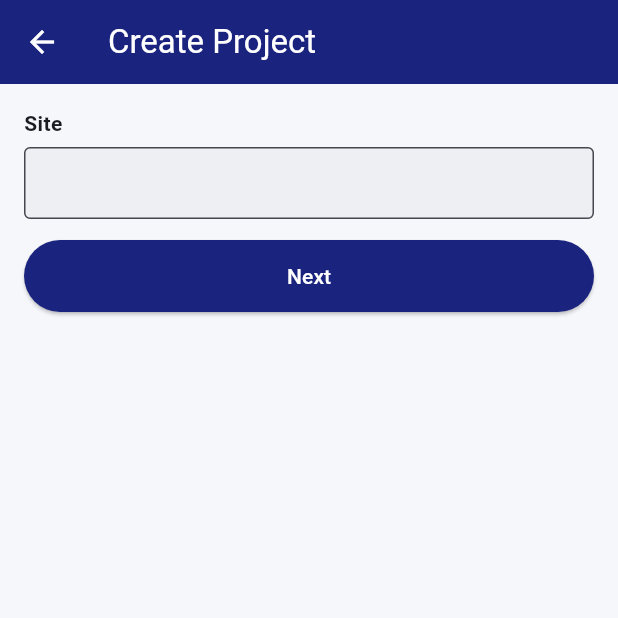
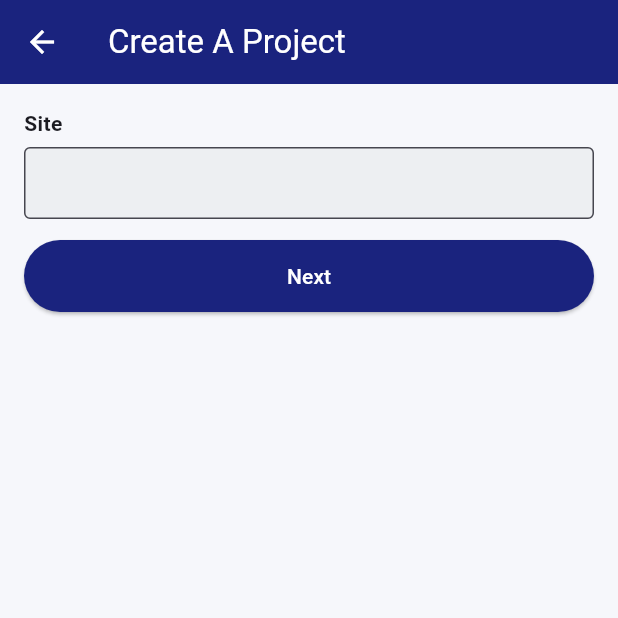
Before and after one commit to WanyayWan/rak_testing, a Flutter app: the screen it shows after launch, after a tap on "CREATE", on a phone screen of 412 x 824 dp, the top half of it. Run offline on Flutter 3.47's test engine with Material 3 defaults, Android fonts, the phone set to English and light mode, and no system bars; our stand-ins replace image_picker, pdf.

Commit message:
need to touch up

```diff
--- a/prototype/lib/pages/create_page.dart
+++ b/prototype/lib/pages/create_page.dart
@@ -211,7 +211,7 @@ class _CreatePageState extends State<CreatePage> {
 
     return Scaffold(
       appBar: AppBar(
-        title: const Text('Create Project'),
+        title: const Text('Create A Project'),
         backgroundColor: const Color(0xFF1A237E),
         foregroundColor: Colors.white,
       ),
--- a/prototype/lib/pages/home_page.dart
+++ b/prototype/lib/pages/home_page.dart
@@ -7,86 +7,79 @@ import 'package:prototype/pages/edit_delete_page.dart';
 import 'dart:io' show Platform;
 import 'package:flutter/services.dart';
 
-import '../responsive.dart'; // ✅ added for tablet detection
 
-class HomePage extends StatelessWidget {
-  static const route = '/home';
+class HomePage extends StatelessWidget {    // stateless widget as no state to manage
+  static const route = '/home'; // route name for navigation
   const HomePage({super.key});
 
   @override
   Widget build(BuildContext context) {
-    final bool tablet = isTablet(context);
-
     return Scaffold(
       body: Container(
-        decoration: const BoxDecoration(),
+    decoration: const BoxDecoration(
+          /*     image: DecorationImage(
+            image: AssetImage('assets/images/RAK_logo.png'),
+            fit: BoxFit.cover,
+          ), */
+        ),
         child: SafeArea(
-          child: Center(
-            child: ConstrainedBox(
-              constraints: BoxConstraints(
-                maxWidth: tablet ? 600 : double.infinity, // ⭐ center on tablet
-              ),
           child: Padding(
-                padding: EdgeInsets.symmetric(
-                  horizontal: tablet ? 32 : 24,
-                  vertical: tablet ? 24 : 16,
-                ),
+            padding: const EdgeInsets.symmetric(horizontal: 24, vertical: 16),
             child: Column(
               crossAxisAlignment: CrossAxisAlignment.center,
               children: [
-                    // ----- Logo Box -----
+                // Logo box
                 Container(
-                      padding: EdgeInsets.all(tablet ? 20 : 12),
+                  padding: const EdgeInsets.all(12),
                   decoration: BoxDecoration(
                     color: Colors.white,
-                        borderRadius: BorderRadius.circular(16),
+                    borderRadius: BorderRadius.circular(12),
                     boxShadow: [
                       BoxShadow(
-                            color: Colors.black.withOpacity(0.18),
-                            blurRadius: 8,
+                        color: Colors.black.withOpacity(0.2),
+                        blurRadius: 6,
                         offset: const Offset(2, 4),
                       ),
                     ],
                   ),
                   child: Column(
-                        children: [
-                          Image.asset(
-                            'assets/images/RAK_logo.png',
-                            height: tablet ? 180 : 120,
+                  children:  const [
+                       Image(
+                        image: AssetImage('assets/images/RAK_logo.png'),
+                        height: 120,
                       ),
+                  //    SizedBox(height: 8),
+                   /*   Text(
+                        'R.A.K. MATERIALS CONSULTANTS\nPTE. LTD.',
+                        textAlign: TextAlign.center,
+                        style: TextStyle(
+                          fontWeight: FontWeight.bold, fontSize: 14, color: Colors.blue,
+                        ),
+                      ), */
                     ],
                   ),
                 ),
 
-                    SizedBox(height: tablet ? 60 : 40),
+                const SizedBox(height: 40),
 
-                    // ----- Menu Buttons -----
                 MenuButton(
                   label: 'CREATE',
-                      fontSize: tablet ? 22 : 18,
-                      height: tablet ? 60 : 50,
                   onPressed: () {
                     Navigator.pushNamed(context, CreatePage.route);
                   },
                 ),
-
-                    SizedBox(height: tablet ? 24 : 16),
+                const SizedBox(height: 16),
 
                 MenuButton(
                   label: 'EDIT/DELETE',
-                      fontSize: tablet ? 22 : 18,
-                      height: tablet ? 60 : 50,
                   onPressed: () {
                     Navigator.pushNamed(context, EditDeletePage.route);
                   },
                 ),
-
-                    SizedBox(height: tablet ? 24 : 16),
+                const SizedBox(height: 16),
 
                 MenuButton(
   label: 'EXIT',
-                      fontSize: tablet ? 22 : 18,
-                      height: tablet ? 60 : 50,
   onPressed: () async {
     final shouldExit = await showDialog<bool>(
       context: context,
@@ -95,13 +88,11 @@ class HomePage extends StatelessWidget {
         content: const Text('Close the app?'),
         actions: [
           TextButton(
-                                onPressed: () =>
-                                    Navigator.pop(context, false),
+            onPressed: () => Navigator.pop(context, false),
             child: const Text('Cancel'),
           ),
           TextButton(
-                                onPressed: () =>
-                                    Navigator.pop(context, true),
+            onPressed: () => Navigator.pop(context, true),
             child: const Text('OK'),
           ),
         ],
@@ -109,30 +100,30 @@ class HomePage extends StatelessWidget {
     );
 
     if (shouldExit == true) {
+      // Close the app (Android). On iOS, exiting programmatically is discouraged.
       if (Platform.isAndroid) {
-                            SystemNavigator.pop();
+        SystemNavigator.pop(); // preferred over exit(0)
       } else if (Platform.isIOS) {
-                            SystemNavigator.pop();
+        // Apple discourages forced exit; if you really need it for internal builds:
+        // import 'dart:io' and uncomment next line (may be rejected by App Review)
+        // exit(0);
+        SystemNavigator.pop(); // often just backgrounds the app on iOS
       } else {
         SystemNavigator.pop();
       }
     }
   },
-                    ),
+)
+,
 
                 const Spacer(),
 
-                    Text(
+                const Text(
                   'Service to others\nleads to greatness.',
                   textAlign: TextAlign.center,
-                      style: TextStyle(
-                        fontWeight: FontWeight.bold,
-                        fontSize: tablet ? 26 : 18,
-                      ),
+                  style: TextStyle(fontWeight: FontWeight.bold, fontSize: 18),
                 ),
               ],
-                ),
-              ),
             ),
           ),
         ),
--- a/prototype/lib/pages/location_page.dart
+++ b/prototype/lib/pages/location_page.dart
@@ -221,7 +221,7 @@ Future<void> _editLocation(LocationLabel loc) async {
     (
       appBar: AppBar
       (
-        title: Text('Locations — ${_entry.site}'),
+        title: Text(' ${_entry.site}'),
       ),
       body: SafeArea
       (
@@ -281,7 +281,7 @@ Future<void> _editLocation(LocationLabel loc) async {
       (
           onPressed: _addLocation,            // <-- just call your helper
           icon: const Icon(Icons.add),
-          label: const Text('Create Location'),
+          label: const Text('Create Defect Locations'),
       ),
 
     );
```
Also changed, not shown: prototype/lib/pages/annotate_photo_page.dart (+28 -49 lines), prototype/lib/pages/details_page.dart (+52 -2 lines). Lines whose indentation alone changed are shown as unchanged.
